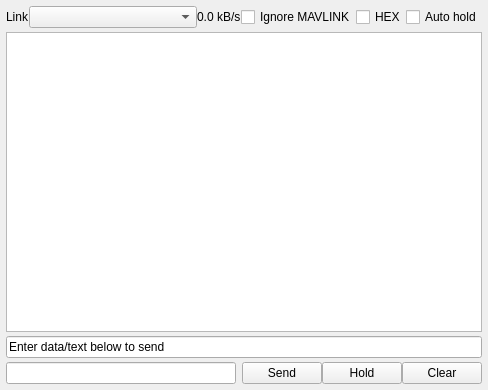
This is src/ui/DebugConsole.ui in mavlink/qgroundcontrol as Qt 5 draws it before an edit. The edited form follows.
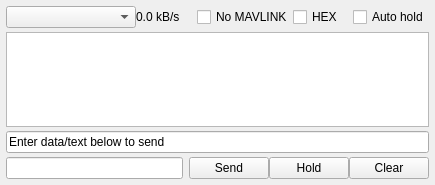
This is the edited form. Icons and pictures are not drawn.

```diff
--- a/src/ui/DebugConsole.ui
+++ b/src/ui/DebugConsole.ui
@@ -6,8 +6,8 @@
    <rect>
     <x>0</x>
     <y>0</y>
-    <width>488</width>
-    <height>390</height>
+    <width>435</width>
+    <height>185</height>
    </rect>
   </property>
   <property name="windowTitle">
@@ -24,16 +24,15 @@
     <number>6</number>
    </property>
    <item row="0" column="0" colspan="2">
-    <layout class="QHBoxLayout" name="horizontalLayout_2" stretch="0,10,0,0,0,0">
-     <item>
-      <widget class="QLabel" name="label">
-       <property name="text">
-        <string>Link</string>
-       </property>
-      </widget>
-     </item>
+    <layout class="QHBoxLayout" name="horizontalLayout_2" stretch="10,0,0,0,0">
      <item>
       <widget class="QComboBox" name="linkComboBox">
+       <property name="maximumSize">
+        <size>
+         <width>130</width>
+         <height>16777215</height>
+        </size>
+       </property>
        <property name="toolTip">
         <string>Select the link to monitor</string>
        </property>
@@ -52,7 +51,7 @@
         <string>Ignore MAVLINK protocol messages in display</string>
        </property>
        <property name="text">
-        <string>Ignore MAVLINK</string>
+        <string>No MAVLINK</string>
        </property>
       </widget>
      </item>
```
